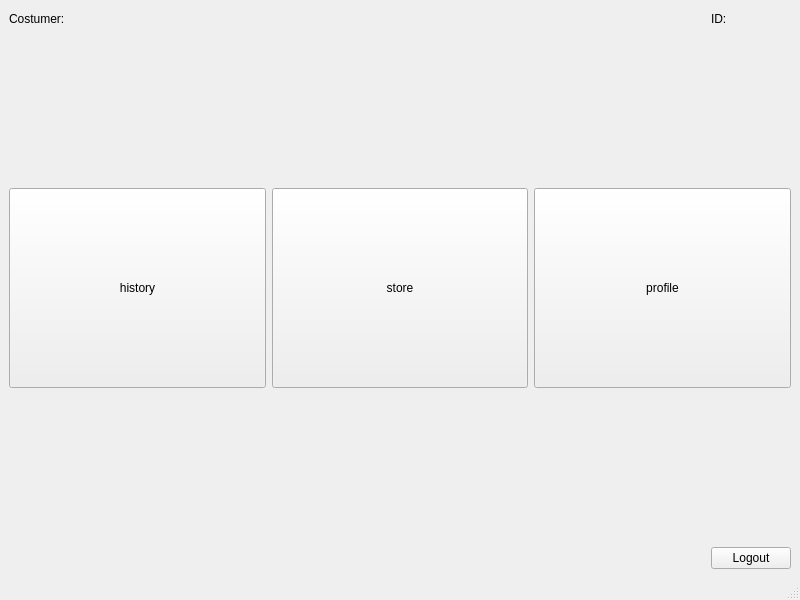
AP-projects-4001/IUT-s-crackpots, file Stor/costumerpage.ui: the form before one commit.
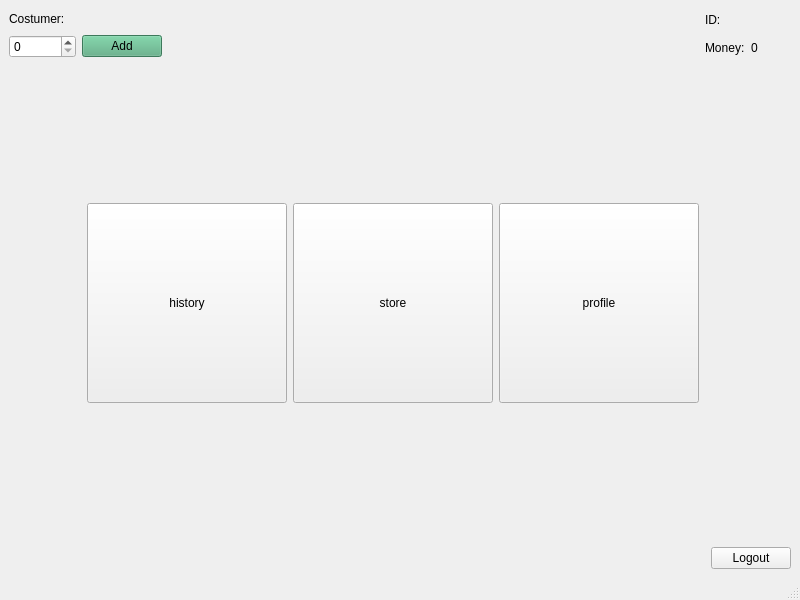
The form after the commit.

Commit message: add money for users

Patch:
```diff
--- a/Stor/costumerpage.ui
+++ b/Stor/costumerpage.ui
@@ -15,39 +15,34 @@
   </property>
   <widget class="QWidget" name="centralwidget">
    <layout class="QGridLayout" name="gridLayout">
-    <item row="0" column="0">
-     <layout class="QHBoxLayout" name="horizontalLayout_2">
-      <item>
-       <widget class="QLabel" name="label">
-        <property name="text">
-         <string>Costumer:</string>
-        </property>
-       </widget>
-      </item>
-      <item>
-       <widget class="QLabel" name="usernameLabel">
-        <property name="text">
-         <string/>
-        </property>
-       </widget>
-      </item>
-      <item>
-       <spacer name="horizontalSpacer">
-        <property name="orientation">
-         <enum>Qt::Horizontal</enum>
-        </property>
-        <property name="sizeHint" stdset="0">
-         <size>
-          <width>40</width>
-          <height>20</height>
-         </size>
-        </property>
-       </spacer>
-      </item>
-     </layout>
+    <item row="5" column="0">
+     <spacer name="verticalSpacer_2">
+      <property name="orientation">
+       <enum>Qt::Vertical</enum>
+      </property>
+      <property name="sizeHint" stdset="0">
+       <size>
+        <width>20</width>
+        <height>40</height>
+       </size>
+      </property>
+     </spacer>
     </item>
-    <item row="3" column="0" colspan="2">
+    <item row="4" column="0" colspan="4">
      <layout class="QHBoxLayout" name="horizontalLayout">
+      <item>
+       <spacer name="horizontalSpacer_3">
+        <property name="orientation">
+         <enum>Qt::Horizontal</enum>
+        </property>
+        <property name="sizeHint" stdset="0">
+         <size>
+          <width>40</width>
+          <height>20</height>
+         </size>
+        </property>
+       </spacer>
+      </item>
       <item>
        <widget class="QPushButton" name="historyBtn">
         <property name="minimumSize">
@@ -92,46 +87,46 @@
       </item>
      </layout>
     </item>
-    <item row="0" column="1">
-     <layout class="QHBoxLayout" name="horizontalLayout_3">
+    <item row="0" column="0" colspan="2">
+     <layout class="QHBoxLayout" name="horizontalLayout_2">
       <item>
-       <widget class="QLabel" name="label_3">
+       <widget class="QLabel" name="label">
         <property name="text">
-         <string>ID:</string>
+         <string>Costumer:</string>
         </property>
        </widget>
       </item>
       <item>
-       <widget class="QLabel" name="idLabel">
+       <widget class="QLabel" name="usernameLabel">
         <property name="text">
          <string/>
         </property>
        </widget>
       </item>
+      <item>
+       <spacer name="horizontalSpacer">
+        <property name="orientation">
+         <enum>Qt::Horizontal</enum>
+        </property>
+        <property name="sizeHint" stdset="0">
+         <size>
+          <width>40</width>
+          <height>20</height>
+         </size>
+        </property>
+       </spacer>
+      </item>
      </layout>
     </item>
-    <item row="2" column="0">
-     <spacer name="verticalSpacer">
-      <property name="orientation">
-       <enum>Qt::Vertical</enum>
-      </property>
-      <property name="sizeHint" stdset="0">
-       <size>
-        <width>20</width>
-        <height>40</height>
-       </size>
-      </property>
-     </spacer>
-    </item>
-    <item row="6" column="1">
+    <item row="6" column="5">
      <widget class="QPushButton" name="logoutBtn">
       <property name="text">
        <string>Logout</string>
       </property>
      </widget>
     </item>
-    <item row="4" column="0">
-     <spacer name="verticalSpacer_2">
+    <item row="2" column="1">
+     <spacer name="verticalSpacer">
       <property name="orientation">
        <enum>Qt::Vertical</enum>
       </property>
@@ -143,6 +138,76 @@
       </property>
      </spacer>
     </item>
+    <item row="0" column="4" rowspan="2" colspan="2">
+     <layout class="QVBoxLayout" name="verticalLayout">
+      <item>
+       <layout class="QHBoxLayout" name="horizontalLayout_3">
+        <item>
+         <widget class="QLabel" name="label_3">
+          <property name="text">
+           <string>ID:</string>
+          </property>
+         </widget>
+        </item>
+        <item>
+         <widget class="QLabel" name="idLabel">
+          <property name="text">
+           <string/>
+          </property>
+         </widget>
+        </item>
+       </layout>
+      </item>
+      <item>
+       <layout class="QHBoxLayout" name="horizontalLayout_4">
+        <item>
+         <widget class="QLabel" name="label_2">
+          <property name="text">
+           <string>Money:</string>
+          </property>
+         </widget>
+        </item>
+        <item>
+         <widget class="QLabel" name="moneyLabel">
+          <property name="text">
+           <string>0</string>
+          </property>
+         </widget>
+        </item>
+       </layout>
+      </item>
+     </layout>
+    </item>
+    <item row="1" column="3">
+     <spacer name="horizontalSpacer_2">
+      <property name="orientation">
+       <enum>Qt::Horizontal</enum>
+      </property>
+      <property name="sizeHint" stdset="0">
+       <size>
+        <width>40</width>
+        <height>20</height>
+       </size>
+      </property>
+     </spacer>
+    </item>
+    <item row="1" column="0">
+     <widget class="QSpinBox" name="spinBoxMoney">
+      <property name="maximum">
+       <number>1000000000</number>
+      </property>
+     </widget>
+    </item>
+    <item row="1" column="1">
+     <widget class="QPushButton" name="addMoney">
+      <property name="styleSheet">
+       <string notr="true">background-color: rgb(85, 170, 127);</string>
+      </property>
+      <property name="text">
+       <string>Add</string>
+      </property>
+     </widget>
+    </item>
    </layout>
   </widget>
   <widget class="QMenuBar" name="menubar">
```
The commit also changes 7 other files.
